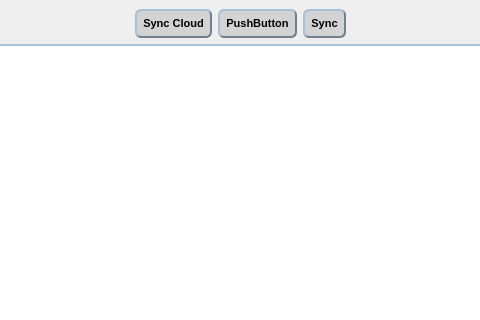
The window that src/filewindow.ui (hsBoyz/MiniLockSync) describes before a commit, drawn with Qt 5; both pictures show x 152 to 632 and y 0 to 320 of the 821 by 541 pixel window.
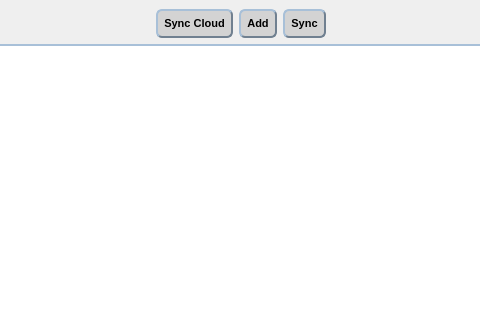
The same window after the commit. Icons and pictures are not drawn.

The edit to the form file:
```diff
--- a/src/filewindow.ui
+++ b/src/filewindow.ui
@@ -102,7 +102,7 @@
 }</string>
         </property>
         <property name="text">
-         <string>PushButton</string>
+         <string>Add</string>
         </property>
        </widget>
       </item>
```
